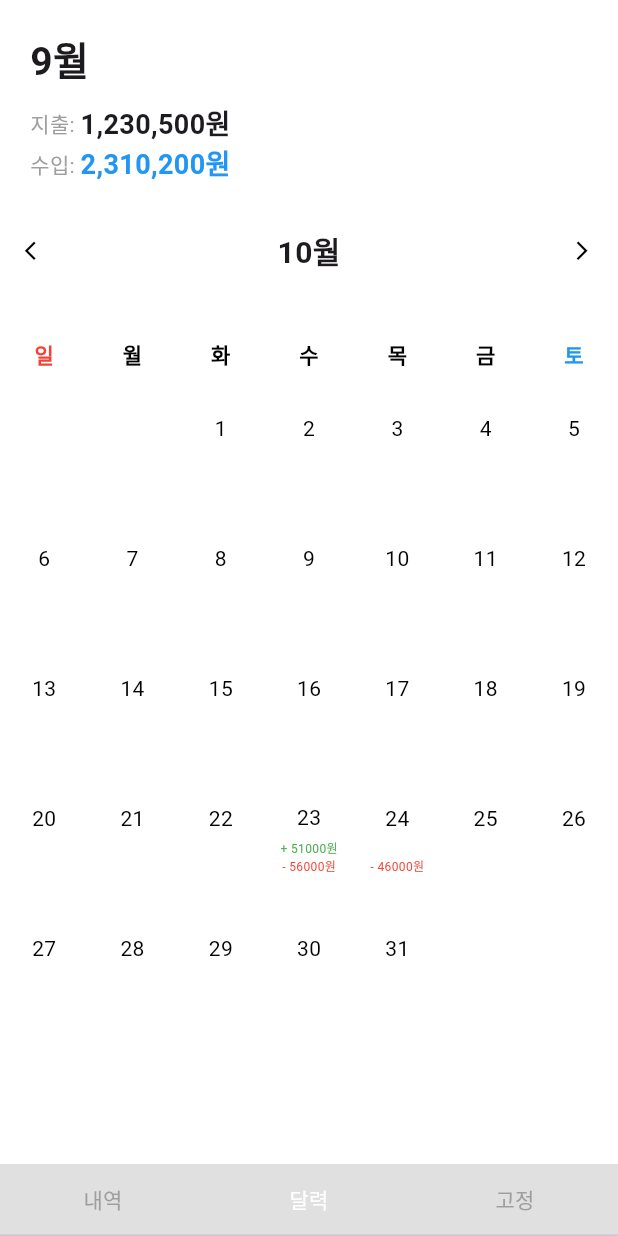
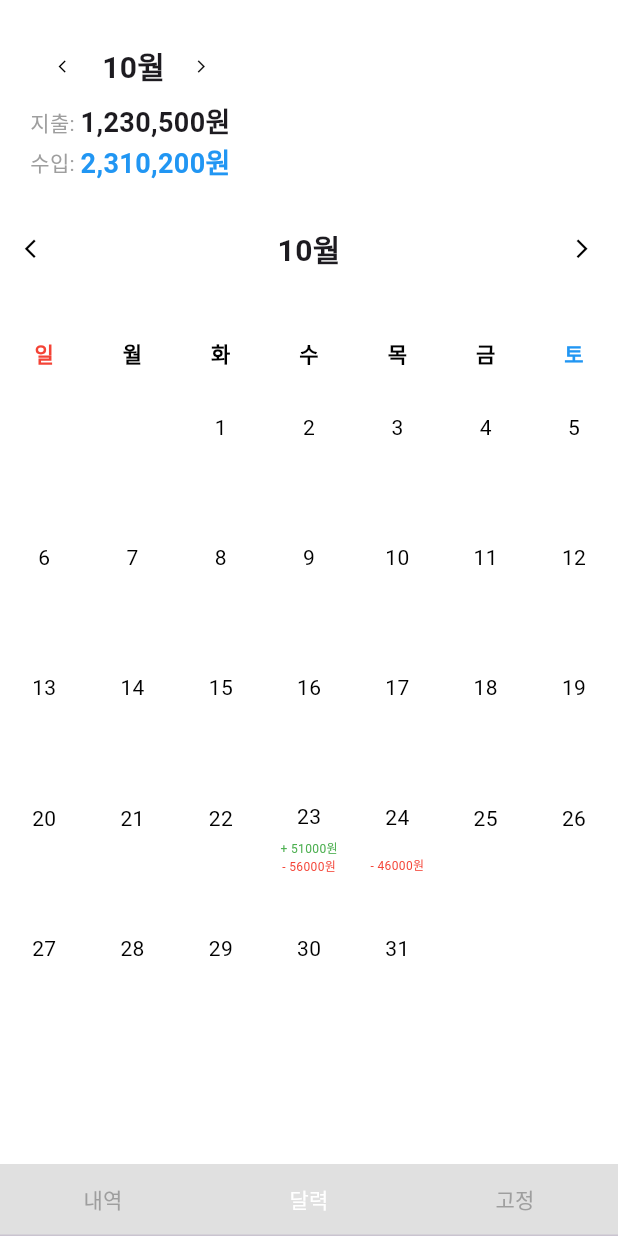
Before and after one commit to Team-course/account-book, a Flutter app: the AssetPage screen opened directly, item 2 of the bottom bar chosen, after a tap on the "arrow back ios" icon, after a tap on the "arrow forward ios" icon, on a phone screen of 412 x 824 dp. Run offline on Flutter 3.47's test engine with Material 3 defaults, Android fonts, the phone set to English and light mode, and no system bars; our stand-ins replace get, syncfusion_flutter_charts.

Commit message:
달력 수정

```diff
--- a/lib/asset_page.dart
+++ b/lib/asset_page.dart
@@ -11,7 +11,11 @@ class AssetPage extends StatefulWidget {
 
 class _AssetPageState extends State<AssetPage> with TickerProviderStateMixin {
   late TabController _tabController;
-  final CalendarController controller = Get.put(CalendarController()); // controller 초기화
+  //final CalendarController controller = Get.put(CalendarController());
+  final CalendarController contentTabController = CalendarController();
+  final CalendarController calendarTabController = CalendarController();
+  final CalendarController fixedTabController = CalendarController();
+// controller 초기화
 
   // Transactions list for "내역" tab
   final List<Map<String, String>> transactions = [
@@ -81,18 +85,35 @@ class _AssetPageState extends State<AssetPage> with TickerProviderStateMixin {
   }
 
   // 중복되는 상단 정보를 공통으로 출력하는 함수
-  Widget _buildHeader(String month, String expense, String income) {
+  Widget _buildHeader(CalendarController controller, String expense, String income) {
     return Container(
       padding: EdgeInsets.all(20),
       color: Colors.white,
       child: Column(
-        crossAxisAlignment: CrossAxisAlignment.start,
+        crossAxisAlignment: CrossAxisAlignment.center,
         children: [
-          Text(
-            month,
-            style: TextStyle(fontSize: 26, fontWeight: FontWeight.bold),
+          Row(
+            children: [
+              IconButton(
+                onPressed: () {
+                  controller.previousMonth();
+                  setState(() {});
+                },
+                icon: Icon(Icons.arrow_back_ios, size: 10, color: Colors.black),
+              ),
+              Text(
+                '${controller.month}월',
+                style: TextStyle(fontSize: 20, fontWeight: FontWeight.bold),
+              ),
+              IconButton(
+                onPressed: () {
+                  controller.nextMonth();
+                  setState(() {});
+                },
+                icon: Icon(Icons.arrow_forward_ios, size: 10, color: Colors.black),
+              ),
+            ],
           ),
-          SizedBox(height: 10),
           Row(
             children: [
               Text('지출: ', style: TextStyle(fontSize: 14, color: Colors.grey)),
@@ -110,11 +131,12 @@ class _AssetPageState extends State<AssetPage> with TickerProviderStateMixin {
     );
   }
 
+
   // 내역 탭
   Widget _buildContentTab(BuildContext context) {
     return Column(
       children: [
-        _buildHeader('9월', '1,230,500원', '2,310,200원'),
+        _buildHeader(contentTabController, '1,230,500원', '2,310,200원'),
         Expanded(
           child: ListView.builder(
             itemCount: transactions.length,
@@ -150,16 +172,17 @@ class _AssetPageState extends State<AssetPage> with TickerProviderStateMixin {
   }
 
   // 달력 탭
+  // 달력 탭
   Widget _buildCalendarTab(BuildContext context) {
     return Column(
       children: [
-        _buildHeader('9월', '1,230,500원', '2,310,200원'),
+        _buildHeader(calendarTabController, '1,230,500원', '2,310,200원'),
         Row(
           mainAxisAlignment: MainAxisAlignment.spaceAround,
           children: [
             IconButton(
               onPressed: () {
-                controller.previousMonth(); // 이전 달로 이동
+                calendarTabController.previousMonth(); // 이전 달로 이동
               },
               icon: Icon(Icons.arrow_back_ios, size: 15, color: Colors.black),
             ),
@@ -167,7 +190,7 @@ class _AssetPageState extends State<AssetPage> with TickerProviderStateMixin {
               child: Center(
                 child: Obx(
                       () => Text(
-                    '${controller.month}월', // 동적으로 현재 달 표시
+                    '${calendarTabController.month}월', // 동적으로 현재 달 표시
                     style: TextStyle(fontSize: 20, fontWeight: FontWeight.bold),
                   ),
                 ),
@@ -175,7 +198,7 @@ class _AssetPageState extends State<AssetPage> with TickerProviderStateMixin {
             ),
             IconButton(
               onPressed: () {
-                controller.nextMonth(); // 다음 달로 이동
+                calendarTabController.nextMonth(); // 다음 달로 이동
               },
               icon: Icon(Icons.arrow_forward_ios, size: 15, color: Colors.black),
             ),
@@ -185,12 +208,16 @@ class _AssetPageState extends State<AssetPage> with TickerProviderStateMixin {
         Row(
           mainAxisAlignment: MainAxisAlignment.spaceAround,
           children: [
-            for (var i = 0; i < controller.week.length; i++)
+            for (var i = 0; i < calendarTabController.week.length; i++)
               Flexible(
                 child: Text(
-                  controller.week[i],
+                  calendarTabController.week[i],
                   style: TextStyle(
-                    color: i == 0 ? Colors.red : i == controller.week.length - 1 ? Colors.blue : Colors.black,
+                    color: i == 0
+                        ? Colors.red
+                        : i == calendarTabController.week.length - 1
+                        ? Colors.blue
+                        : Colors.black,
                     fontWeight: FontWeight.bold,
                   ),
                   textAlign: TextAlign.left,
@@ -200,11 +227,11 @@ class _AssetPageState extends State<AssetPage> with TickerProviderStateMixin {
         ),
         SizedBox(height: 10),
         Expanded(
-          child: Column(
+          child: Obx(() => Column(
             children: [
               for (var i = 0; i < 6; i++) Expanded(child: calendarDay(i)), // 6주를 적절히 화면에 맞춤
             ],
-          ),
+          )),
         ),
       ],
     );
@@ -214,7 +241,7 @@ class _AssetPageState extends State<AssetPage> with TickerProviderStateMixin {
   Widget _buildFixedExpenseTab(BuildContext context) {
     return Column(
       children: [
-        _buildHeader('9월', '1,230,500원', '2,310,200원'),
+        _buildHeader(fixedTabController, '1,230,500원', '2,310,200원'),
         Expanded(
           child: Column(
             children: [
@@ -338,9 +365,9 @@ class _AssetPageState extends State<AssetPage> with TickerProviderStateMixin {
       mainAxisAlignment: MainAxisAlignment.spaceAround,
       children: [
         for (var i = iz; i < yz; i++)
-          if (i < controller.days.length) // 인덱스가 days 리스트의 길이를 초과하지 않도록 체크
+          if (i < calendarTabController.days.length) // 인덱스가 days 리스트의 길이를 초과하지 않도록 체크
             Obx(() {
-              final dayData = controller.days[i];
+              final dayData = calendarTabController.days[i];
               final isInMonth = dayData["inMonth"];
               final income = dayData["income"];
               final expense = dayData["expense"];
```
